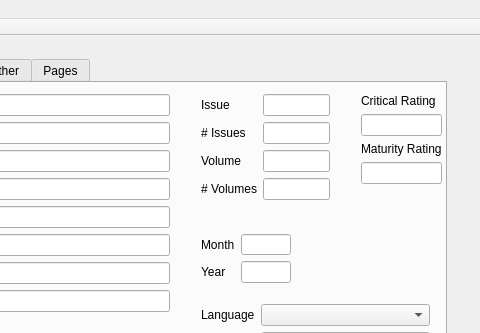
This is taggerwindow.ui in comictagger/comictagger as Qt 5 draws it before an edit; both pictures show x 463 to 943 and y 0 to 333 of the 943 by 507 pixel window. The edited form follows.
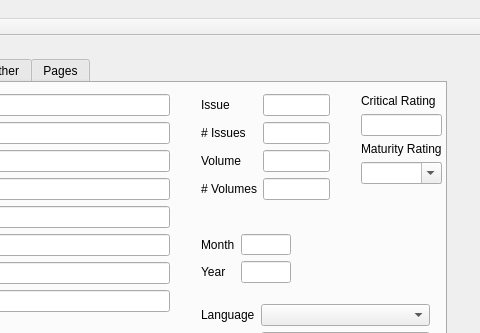
This is the edited form.

```diff
--- a/taggerwindow.ui
+++ b/taggerwindow.ui
@@ -323,9 +323,6 @@
             </property>
            </widget>
           </item>
-          <item row="1" column="1">
-           <widget class="QLineEdit" name="leMaturityRating"/>
-          </item>
           <item row="0" column="0">
            <widget class="QLabel" name="label_17">
             <property name="text">
@@ -336,6 +333,16 @@
           <item row="0" column="1">
            <widget class="QLineEdit" name="leCriticalRating"/>
           </item>
+          <item row="1" column="1">
+           <widget class="QComboBox" name="cbMaturityRating">
+            <property name="autoFillBackground">
+             <bool>true</bool>
+            </property>
+            <property name="editable">
+             <bool>true</bool>
+            </property>
+           </widget>
+          </item>
          </layout>
         </widget>
         <widget class="QWidget" name="formLayoutWidget_9">
```
Left out of the diff: 6 changed lines with no effect on the pictures.
